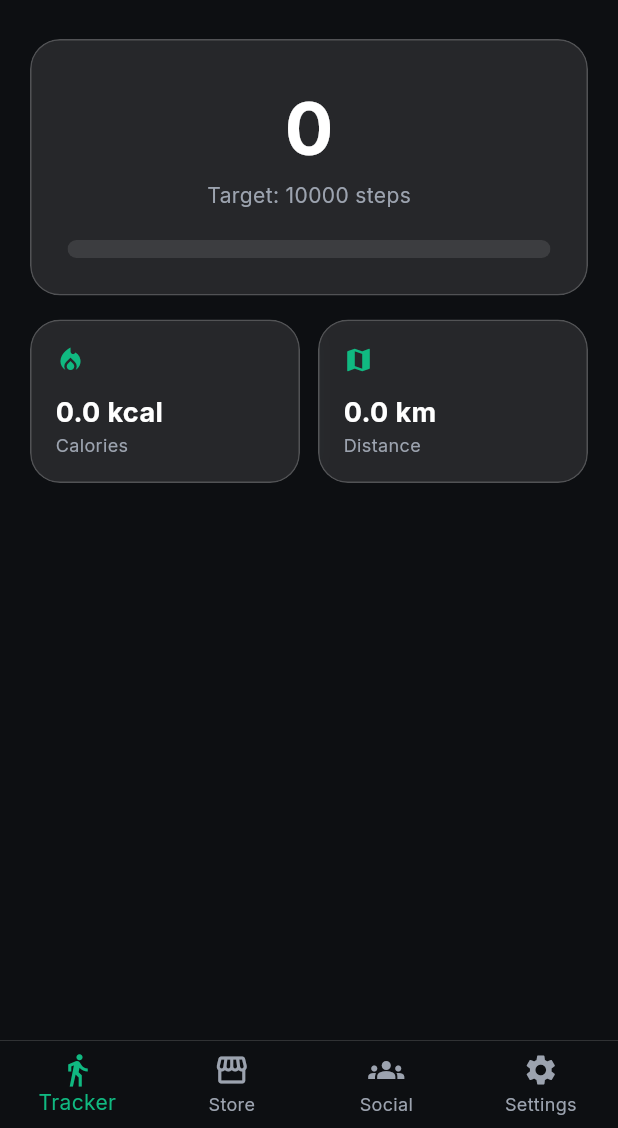
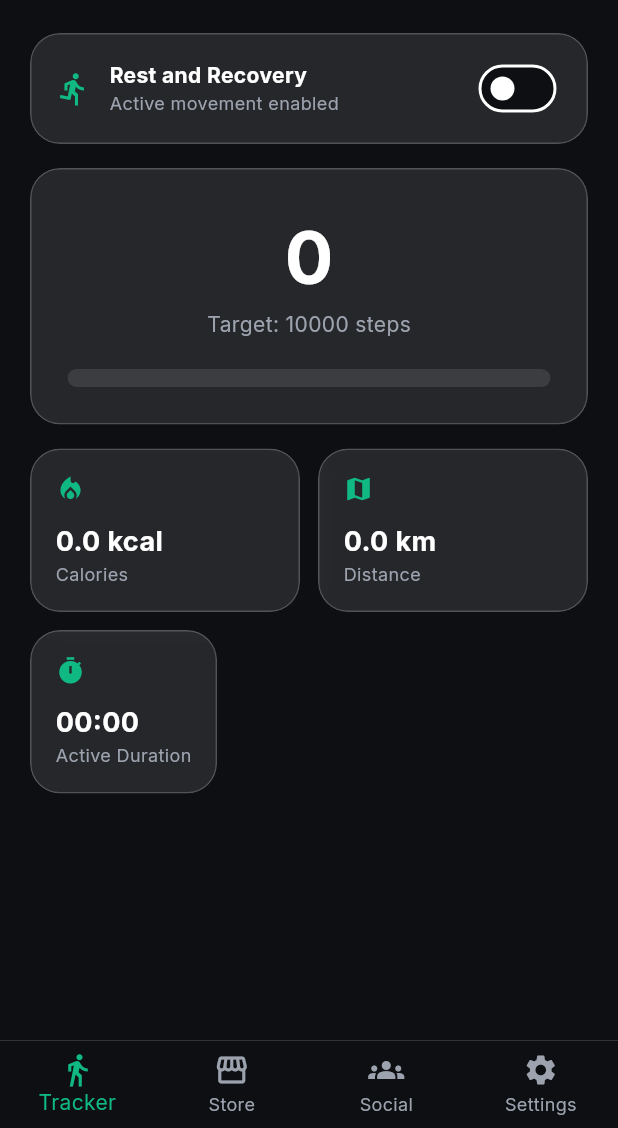
Before and after one commit to MoizRao00/build_up, a Flutter app: the MainNavigationScreen screen opened directly, on a phone screen of 412 x 824 dp, the part 108-1236 px from its top. Run offline on Flutter 3.47's test engine with Material 3 defaults, Android fonts, the phone set to English and light mode, and no system bars; our stand-ins replace firebase_auth, firebase_core, flutter_map, flutter_riverpod, geolocator, google_fonts and 5 more; accounts and stored records are empty; network calls fail.

Commit message:
2nd commit

```diff
--- a/lib/features/step_tracking/presentation/screens/dashboard_screen.dart
+++ b/lib/features/step_tracking/presentation/screens/dashboard_screen.dart
@@ -2,15 +2,32 @@ import 'package:flutter/material.dart';
 import 'package:flutter_riverpod/flutter_riverpod.dart';
 import '../../../../app/theme/app_colors.dart';
 import '../providers/step_provider.dart';
+import '../providers/active_duration_provider.dart';
 import '../widgets/glass_step_card.dart';
 import '../widgets/metric_glass_card.dart';
+import '../widgets/rest_mode_card.dart';
 
-class DashboardView extends ConsumerWidget {
+class DashboardView extends ConsumerStatefulWidget {
   const DashboardView({super.key});
 
   @override
-  Widget build(BuildContext context, WidgetRef ref) {
+  ConsumerState<DashboardView> createState() => _DashboardViewState();
+}
+
+class _DashboardViewState extends ConsumerState<DashboardView> {
+  @override
+  void initState() {
+    super.initState();
+    Future.microtask(() {
+      ref.read(stepNotifierProvider.notifier).initializeTracking();
+      ref.read(activeDurationProvider.notifier).startTracking();
+    });
+  }
+
+  @override
+  Widget build(BuildContext context) {
     final stepState = ref.watch(stepNotifierProvider);
+    final durationState = ref.watch(activeDurationProvider);
 
     return SafeArea(
       child: SingleChildScrollView(
@@ -43,7 +60,8 @@ class DashboardView extends ConsumerWidget {
                   ],
                 ),
                 GlassCard(
-                  padding: const EdgeInsets.symmetric(horizontal: 12, vertical: 6),
+                  padding:
+                  const EdgeInsets.symmetric(horizontal: 12, vertical: 6),
                   child: Row(
                     children: const [
                       Icon(Icons.bolt, color: AppColors.primaryEmerald, size: 18),
@@ -60,7 +78,9 @@ class DashboardView extends ConsumerWidget {
                 ),
               ],
             ),
-            const SizedBox(height: 24),
+            const SizedBox(height: 20),
+            const RestModeCard(),
+            const SizedBox(height: 16),
             GlassCard(
               padding: const EdgeInsets.all(24),
               child: Column(
@@ -81,10 +101,14 @@ class DashboardView extends ConsumerWidget {
                   ClipRRect(
                     borderRadius: BorderRadius.circular(10),
                     child: LinearProgressIndicator(
-                      value: stepState.currentSteps / stepState.goalSteps,
+                      value: stepState.goalSteps > 0
+                          ? (stepState.currentSteps / stepState.goalSteps)
+                          .clamp(0.0, 1.0)
+                          : 0.0,
                       minHeight: 12,
                       backgroundColor: AppColors.glassCardBackground,
-                      valueColor: const AlwaysStoppedAnimation<Color>(AppColors.primaryEmerald),
+                      valueColor: const AlwaysStoppedAnimation<Color>(
+                          AppColors.primaryEmerald),
                     ),
                   ),
                 ],
@@ -112,6 +136,13 @@ class DashboardView extends ConsumerWidget {
                 ),
               ],
             ),
+            const SizedBox(height: 12),
+            MetricGlassCard(
+              label: 'Active Duration',
+              value: durationState.formattedDuration,
+              unit: '',
+              icon: Icons.timer,
+            ),
           ],
         ),
       ),
--- /dev/null
+++ b/lib/features/step_tracking/presentation/widgets/rest_mode_card.dart
@@ -0,0 +1,63 @@
+import 'package:flutter/material.dart';
+import 'package:flutter_riverpod/flutter_riverpod.dart';
+import '../../../../app/theme/app_colors.dart';
+import '../providers/step_provider.dart';
+import 'glass_step_card.dart';
+
+
+class RestModeCard extends ConsumerWidget {
+  const RestModeCard({super.key});
+
+  @override
+  Widget build(BuildContext context, WidgetRef ref) {
+    final stepState = ref.watch(stepNotifierProvider);
+
+    return GlassCard(
+      padding: const EdgeInsets.symmetric(horizontal: 16, vertical: 12),
+      child: Row(
+        mainAxisAlignment: MainAxisAlignment.spaceBetween,
+        children: [
+          Row(
+            children: [
+              Icon(
+                stepState.isRestMode ? Icons.bedtime : Icons.directions_run,
+                color: AppColors.primaryEmerald,
+                size: 24,
+              ),
+              const SizedBox(width: 12),
+              Column(
+                crossAxisAlignment: CrossAxisAlignment.start,
+                children: [
+                  const Text(
+                    'Rest and Recovery',
+                    style: TextStyle(
+                      fontSize: 14,
+                      fontWeight: FontWeight.bold,
+                      color: AppColors.textPrimary,
+                    ),
+                  ),
+                  Text(
+                    stepState.isRestMode
+                        ? 'Streak protected for today'
+                        : 'Active movement enabled',
+                    style: const TextStyle(
+                      fontSize: 12,
+                      color: AppColors.textSecondary,
+                    ),
+                  ),
+                ],
+              ),
+            ],
+          ),
+          Switch(
+            value: stepState.isRestMode,
+            activeColor: AppColors.primaryEmerald,
+            onChanged: (value) {
+              ref.read(stepNotifierProvider.notifier).toggleRestMode();
+            },
+          ),
+        ],
+      ),
+    );
+  }
+}
--- a/pubspec.yaml
+++ b/pubspec.yaml
@@ -42,6 +42,10 @@ dependencies:
   permission_handler:
   hive: ^2.2.3
   hive_flutter: ^1.1.0
+  firebase_auth: ^5.0.0
+  flutter_map: ^8.3.1
+  latlong2: ^0.10.1
+  geolocator: ^14.0.3
 
 
 dev_dependencies:
@@ -91,3 +95,5 @@ flutter:
   #
   # For details regarding fonts from package dependencies,
   # see https://flutter.dev/to/font-from-package
+dependency_overrides:
+  permission_handler_android: 13.0.1
```
Also changed, not shown: lib/app/app.dart (+12 -3 lines), lib/features/auth/presentation/providers/auth_provider.dart (added, +38 -0 lines), lib/features/auth/presentation/screens/login_screen.dart (added, +121 -0 lines), lib/features/step_tracking/presentation/providers/active_duration_provider.dart (added, +72 -0 lines), lib/features/step_tracking/presentation/providers/gps_route_provider.dart (added, +111 -0 lines), lib/features/step_tracking/presentation/screens/gps_tracking_screen.dart (added, +169 -0 lines), pubspec.lock, 5 other files.
